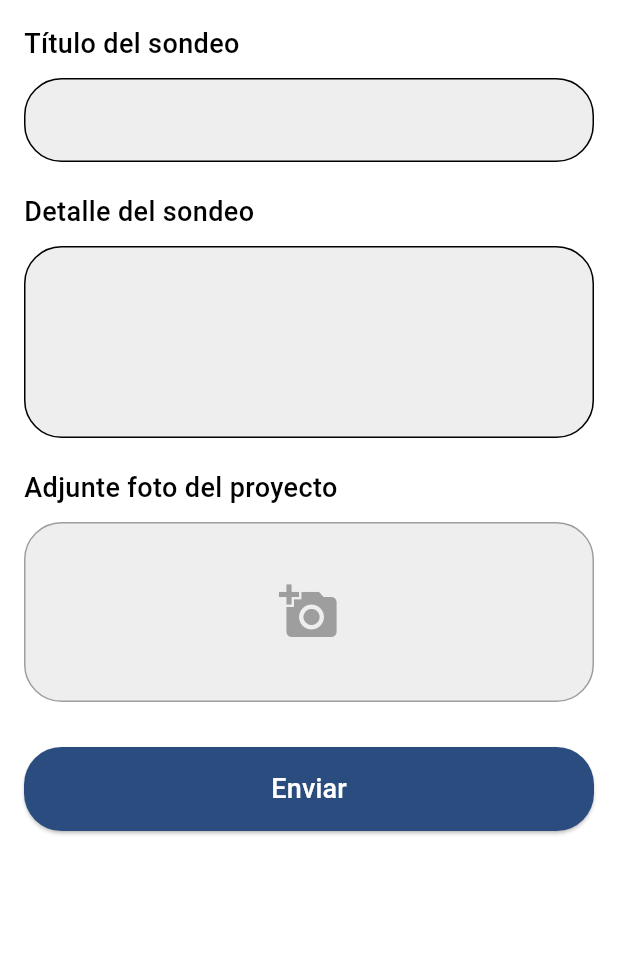
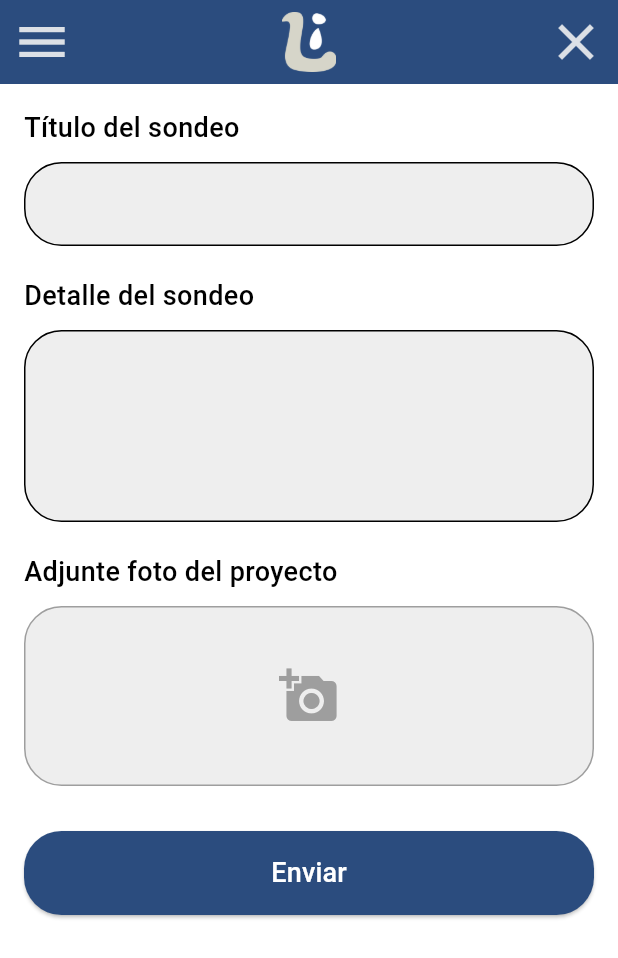
Before and after one commit to AppLima/inlima_mobile, a Flutter app: the SurveyCreationPage screen opened by its route, on a phone screen of 412 x 824 dp. Shown: the top 958 px of the screen. Run offline on Flutter 3.47's test engine with Material 3 defaults, Android fonts, the phone set to English and light mode, and no system bars; our stand-ins replace firebase_core, firebase_storage, flutter_svg, get, image_picker, local_auth and 1 more; accounts and stored records are empty; project files that could hold a hidden picture were left out.

Commit message:
Añadir appbar a paginas restantes

```diff
--- a/lib/pages/survey_creation/survey_creation.dart
+++ b/lib/pages/survey_creation/survey_creation.dart
@@ -2,7 +2,7 @@ import 'package:flutter/material.dart';
 import 'package:get/get.dart';
 import 'package:inlima_mobile/components/advise_card.dart';
 import 'package:inlima_mobile/pages/survey_creation/survey_creation_controller.dart';
-
+import 'package:inlima_mobile/components/inlima_appbar.dart';
 class SurveyCreationPage extends StatelessWidget {
   SurveyCreationPage({super.key});
   final SurveyCreationController control = Get.put(SurveyCreationController());
@@ -11,7 +11,7 @@ class SurveyCreationPage extends StatelessWidget {
   Widget build(BuildContext context) {
     return Scaffold(
       resizeToAvoidBottomInset: true,
-      appBar: null,
+      appBar: const InLimaAppBar(isInPerfil: true),
       body: SafeArea(
         child: SingleChildScrollView(
           child: Padding(
--- a/lib/pages/survey_description/survey_description.dart
+++ b/lib/pages/survey_description/survey_description.dart
@@ -4,6 +4,7 @@ import 'package:inlima_mobile/_global_controllers/sesion_controller.dart';
 import 'package:inlima_mobile/components/advise_card.dart';
 import 'package:inlima_mobile/models/sondeo.dart';
 import 'package:inlima_mobile/pages/survey_description/survey_description_controller.dart';
+import 'package:inlima_mobile/components/inlima_appbar.dart';
 
 class SurveyDescription extends StatelessWidget {
   final SurveyDescriptionController control =
@@ -130,6 +131,7 @@ class SurveyDescription extends StatelessWidget {
   @override
   Widget build(BuildContext context) {
     final Sondeo sondeo = ModalRoute.of(context)!.settings.arguments as Sondeo;
-    return Scaffold(appBar: null, body: _buildBody(context, sondeo));
+    return Scaffold(appBar: const InLimaAppBar(isInPerfil: true),
+      body: _buildBody(context, sondeo));
   }
 }
```
